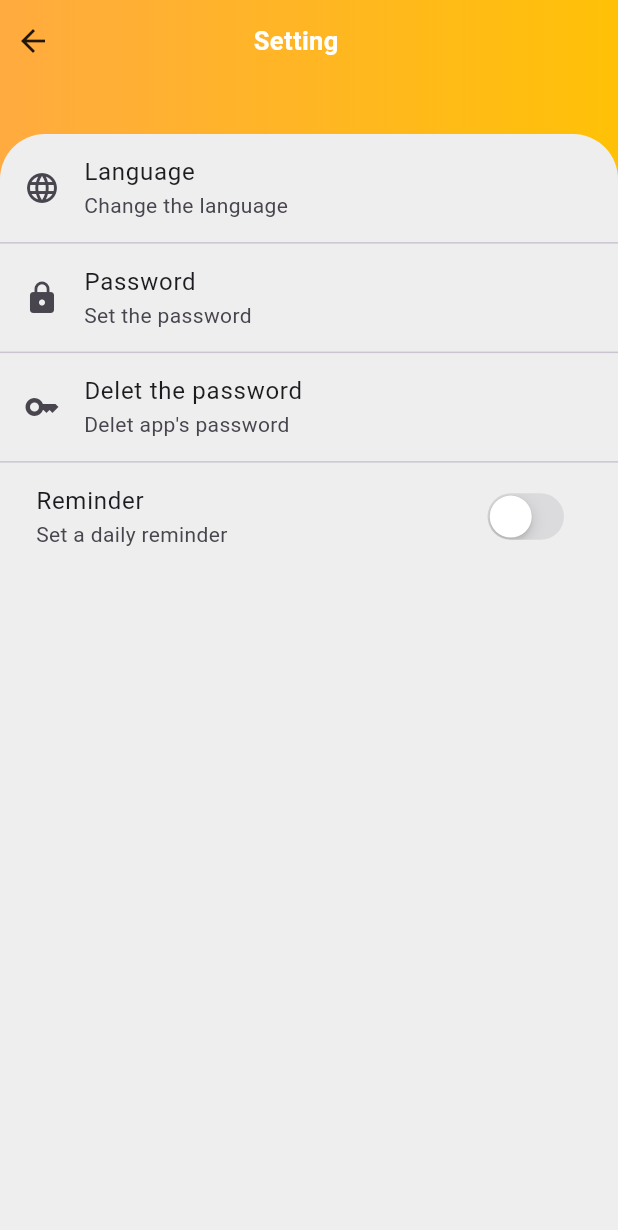
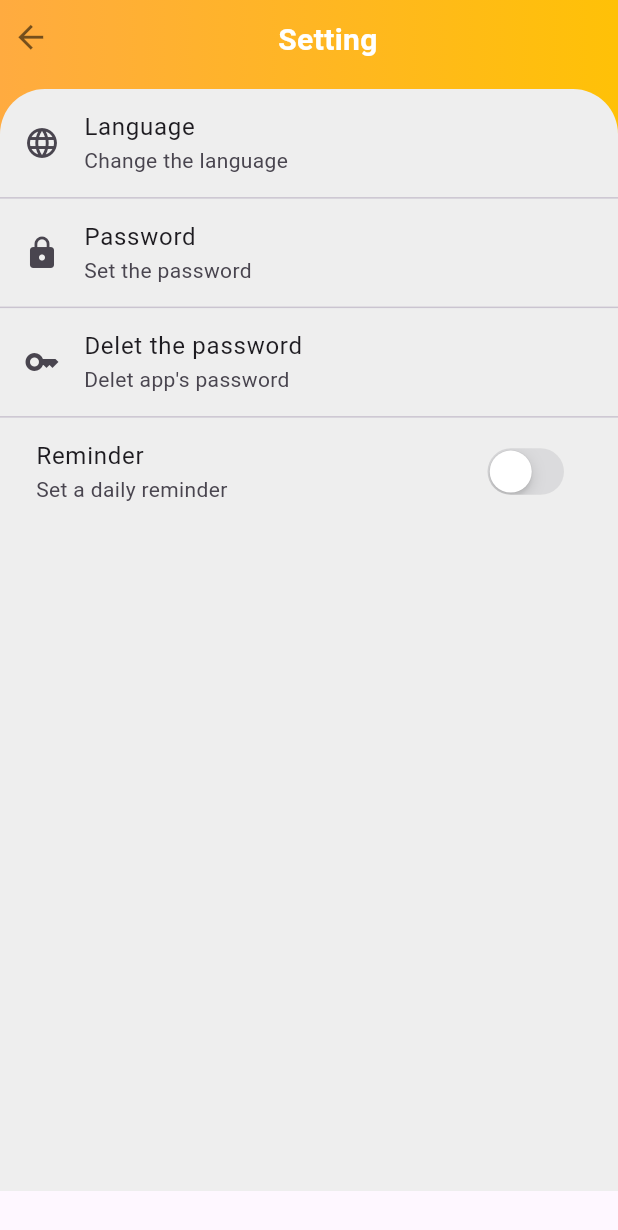
Before and after one commit to mhussainyousof/Hesabnegar, a Flutter app: the Setting screen opened by its route, on a phone screen of 412 x 824 dp. Shown: the top 1230 px of the screen. Run offline on Flutter 3.47's test engine with Material 3 defaults, Android fonts, the phone set to English and light mode, and no system bars; our stand-ins replace animated_bottom_navigation_bar, awesome_notifications, blurrycontainer, fl_chart, flutter_neumorphic, flutter_svg and 3 more; missing offline and left inert: cron, persian_datetime_picker, popup_menu, searchbar_animation; accounts and stored records are empty.

Commit message:
cleaning code

```diff
--- a/lib/main.dart
+++ b/lib/main.dart
@@ -1,4 +1,4 @@
-import 'package:flutter/material.dart';
+  import 'package:flutter/material.dart';
 import 'package:get/get.dart';
 import 'package:me/bindings/bindings.dart';
 import 'package:me/pages/translate/controller/taranslate.dart';
--- a/lib/pages/setting/setting.dart
+++ b/lib/pages/setting/setting.dart
@@ -1,12 +1,12 @@
 import 'package:flutter/cupertino.dart';
 import 'package:flutter/material.dart';
-import 'package:flutter_neumorphic/flutter_neumorphic.dart';
 import 'package:get/get.dart';
 import 'package:me/controllers/cupertino_controller.dart';
 import 'package:me/pages/auth/controller/password_controller.dart';
 import 'package:me/pages/translate/controller/taranslate.dart';
 import 'package:me/pages/auth/delet_pass.dart';
 import 'package:me/pages/auth/set_password.dart';
+import 'package:me/widgets/header_widget.dart';
 // import 'package:neumorphic_ui/neumorphic_ui.dart';
 
 class Setting extends StatelessWidget {
@@ -20,44 +20,67 @@ class Setting extends StatelessWidget {
       child: Scaffold(
         body: Stack(alignment: Alignment.bottomCenter, children: [
           //! HEADER PART
-          Container(
-            padding:  const EdgeInsets.only(right: 10, left: 10, top: 15),
-            height: Get.height,
-            width: Get.width,
-            decoration: const BoxDecoration(
-              gradient: LinearGradient(
-                  begin: Alignment.centerRight,
-                end: Alignment.centerLeft,
-                  colors: [
-                    Colors.amber,
-                    Colors.orangeAccent,
-                  ]),
-            ),
-            child: Row(
-              crossAxisAlignment: CrossAxisAlignment.start,
-              children: [
+          HeaderWidget(
+            height: Get.height - 30,
+            children:
+          [
             InkWell(
-                    onTap: () {
+              onTap: (){
                 Get.back();
               },
-                    child: const Icon(
-                      Icons.arrow_back,
-                    )),
-                 const SizedBox(
-                  width: 65
+              child: const Icon(Icons.arrow_back,
+              size: 25,
+              color: Colors.black54,
               ),
-                 const SizedBox(width: 70,),
-                 Text(
-                  'تنظیـمـات'.tr,
+            ),
+            const Spacer(),
+            Text( 'تنظیـمـات'.tr,
             style: const TextStyle(
               fontWeight: FontWeight.bold,
               color: Colors.white,
-                      fontSize: 17.0),
+              fontSize: 20.0),
             ),
-              ],
+            const Spacer(),
+          ]
           ),
-            //! THE SECOND CONTAINER
-          ),
+          // Container(
+          //   padding:  const EdgeInsets.only(right: 10, left: 10, top: 15),
+          //   height: Get.height,
+          //   width: Get.width,
+          //   decoration: const BoxDecoration(
+          //     gradient: LinearGradient(
+          //         begin: Alignment.centerRight,
+          //       end: Alignment.centerLeft,
+          //         colors: [
+          //           Colors.amber,
+          //           Colors.orangeAccent,
+          //         ]),
+          //   ),
+          //   child: Row(
+          //     crossAxisAlignment: CrossAxisAlignment.start,
+          //     children: [
+          //       InkWell(
+          //           onTap: () {
+          //             Get.back();
+          //           },
+          //           child: const Icon(
+          //             Icons.arrow_back,
+          //           )),
+          //        const SizedBox(
+          //         width: 65
+          //       ),
+          //        const SizedBox(width: 70,),
+          //        Text(
+          //         'تنظیـمـات'.tr,
+          //         style: const TextStyle(
+          //             fontWeight: FontWeight.bold,
+          //             color: Colors.white,
+          //             fontSize: 17.0),
+          //       ),
+          //     ],
+          //   ),
+          //   //! THE SECOND CONTAINER
+          // ),
           SingleChildScrollView(
             child: Container(
               width: Get.width,
--- /dev/null
+++ b/lib/widgets/header_widget.dart
@@ -0,0 +1,35 @@
+import 'package:flutter/material.dart';
+
+class HeaderWidget extends StatelessWidget {
+  final double height;
+  final List<Widget> children;
+
+  const HeaderWidget({
+    super.key,
+    required this.children,
+    this.height = 100.0,
+  });
+
+  @override
+  Widget build(BuildContext context) {
+    return Container(
+      padding: const EdgeInsets.symmetric(horizontal: 8, vertical: 12),
+      height: height,
+      width: double.infinity,
+      decoration: const BoxDecoration(
+        gradient: LinearGradient(
+          begin: Alignment.centerRight,
+          end: Alignment.centerLeft,
+          colors: [
+            Colors.amber,
+            Colors.orangeAccent,
+          ],
+        ),
+      ),
+      child: Row(
+        crossAxisAlignment: CrossAxisAlignment.start,
+        children: children,
+      ),
+    );
+  }
+}
```
Also changed, not shown: lib/controllers/navigation_controller.dart (+11 -9 lines), lib/pages/add_edit_transaction/transaction_screen.dart (+57 -30 lines), lib/pages/auth/delet_pass.dart (+51 -28 lines), lib/pages/auth/set_password.dart (+48 -27 lines), lib/pages/books/book_list.dart (+56 -33 lines), lib/pages/home/home_screen.dart (+53 -70 lines), lib/pages/info_screen/info_screen.dart (+27 -48 lines), lib/widgets/main_navigatin_widget.dart (+12 -11 lines), pubspec.lock. Lines whose indentation alone changed are shown as unchanged.
